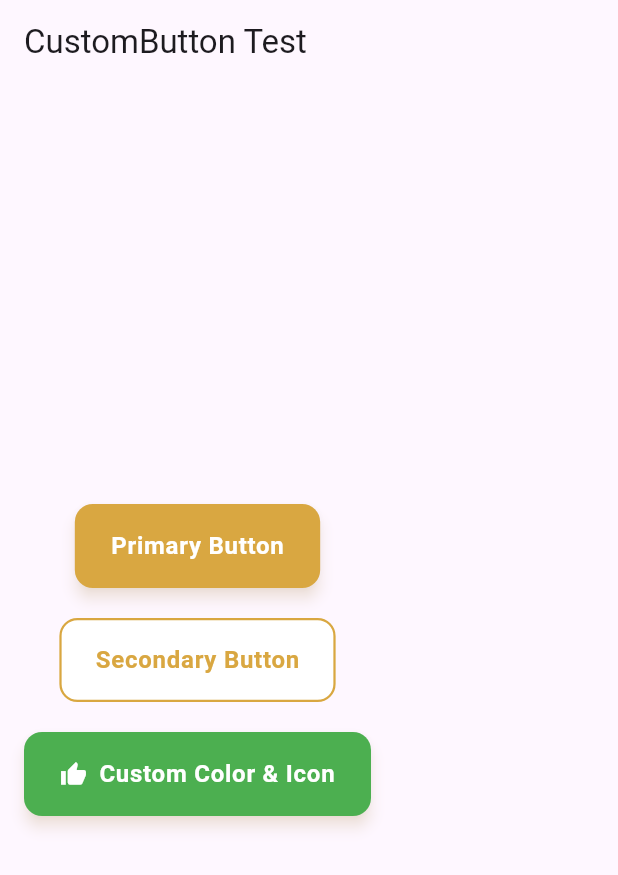
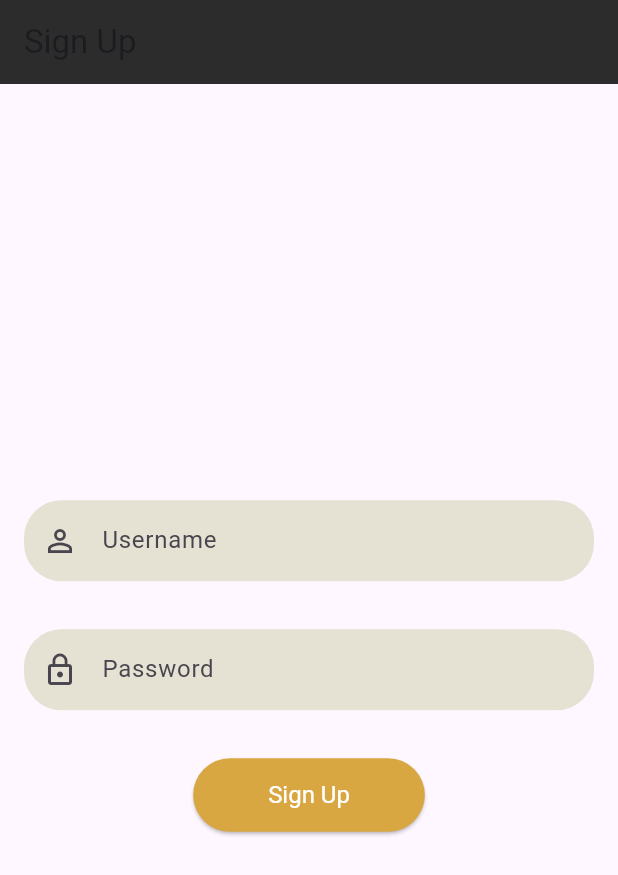
Before and after one commit to ziad7411/Petut, a Flutter app: the screen it shows after launch, on a phone screen of 412 x 824 dp. Shown: the top 875 px of the screen. Run offline on Flutter 3.47's test engine with Material 3 defaults, Android fonts, the phone set to English and light mode, and no system bars.

Commit message:
Add files via upload

```diff
--- a/lib/main.dart
+++ b/lib/main.dart
@@ -21,6 +21,8 @@
 
 import 'package:flutter/material.dart';
 import './widgets/custom_button.dart';
+import './widgets/custom_text_field.dart';
+import './signup_screen.dart'; // Import the new screen
 
 void main() {
   runApp(const MyApp());
@@ -34,7 +36,7 @@ class MyApp extends StatelessWidget {
     return MaterialApp(
       title: 'CustomButton Test',
       theme: ThemeData(primarySwatch: Colors.blue),
-      home: const ButtonTestScreen(),
+      home: const SignUpScreen(), // Set SignUpScreen as home
     );
   }
 }
@@ -51,6 +53,10 @@ class ButtonTestScreen extends StatelessWidget {
         child: Column(
           mainAxisAlignment: MainAxisAlignment.center,
           children: [
+            const CustomTextField(hintText: 'Username'),
+            const SizedBox(height: 10),
+            const CustomTextField(hintText: 'Password', obscureText: true),
+            const SizedBox(height: 20),
             CustomButton(
               text: 'Primary Button',
               onPressed: () {
--- /dev/null
+++ b/lib/signup_screen.dart
@@ -0,0 +1,96 @@
+import 'package:flutter/material.dart';
+import './widgets/custom_text_field.dart'; // Adjusted path
+import './app_colors.dart'; // Adjusted path
+
+class SignUpScreen extends StatefulWidget {
+  const SignUpScreen({super.key});
+
+  @override
+  State<SignUpScreen> createState() => _SignUpScreenState();
+}
+
+class _SignUpScreenState extends State<SignUpScreen> {
+  final _formKey = GlobalKey<FormState>();
+  final _usernameController = TextEditingController();
+  final _passwordController = TextEditingController();
+
+  @override
+  void dispose() {
+    _usernameController.dispose();
+    _passwordController.dispose();
+    super.dispose();
+  }
+
+  void _submitForm() {
+    if (_formKey.currentState!.validate()) {
+      // Process data (e.g., send to server, navigate)
+      ScaffoldMessenger.of(context).showSnackBar(
+        SnackBar(content: Text('Sign Up Successful! Username: ${_usernameController.text}')),
+      );
+    }
+  }
+
+  @override
+  Widget build(BuildContext context) {
+    return Scaffold(
+      appBar: AppBar(
+        title: const Text('Sign Up'),
+        backgroundColor: AppColors.dark, // Example usage of AppColors
+      ),
+      body: Padding(
+        padding: const EdgeInsets.all(16.0),
+        child: Form(
+          key: _formKey,
+          child: Column(
+            mainAxisAlignment: MainAxisAlignment.center,
+            children: <Widget>[
+              CustomTextField(
+                controller: _usernameController,
+                hintText: 'Username',
+                prefixIcon: Icons.person_outline,
+                validator: (value) {
+                  if (value == null || value.isEmpty) {
+                    return 'Please enter a username';
+                  }
+                  if (value.length < 4) {
+                    return 'Username must be at least 4 characters';
+                  }
+                  return null;
+                },
+              ),
+              const SizedBox(height: 16),
+              CustomTextField(
+                controller: _passwordController,
+                hintText: 'Password',
+                obscureText: true,
+                prefixIcon: Icons.lock_outline,
+                validator: (value) {
+                  if (value == null || value.isEmpty) {
+                    return 'Please enter a password';
+                  }
+                  if (value.length < 6) {
+                    return 'Password must be at least 6 characters';
+                  }
+                  return null;
+                },
+              ),
+              const SizedBox(height: 24),
+              ElevatedButton(
+                style: ElevatedButton.styleFrom(
+                  backgroundColor: AppColors.gold, // Example usage of AppColors
+                  padding: const EdgeInsets.symmetric(horizontal: 50, vertical: 15),
+                  textStyle: const TextStyle(fontSize: 16),
+                  shape: RoundedRectangleBorder(
+                    borderRadius: BorderRadius.circular(25.0),
+                  ),
+                ),
+                onPressed: _submitForm,
+                child: const Text('Sign Up', style: TextStyle(color: Colors.white)),
+              ),
+            ],
+          ),
+        ),
+      ),
+    );
+  }
+}
--- /dev/null
+++ b/lib/widgets/custom_text_field.dart
@@ -0,0 +1,50 @@
+import 'package:flutter/material.dart';
+import '../app_colors.dart';
+
+class CustomTextField extends StatelessWidget {
+  final String hintText;
+  final bool obscureText;
+  final TextEditingController? controller;
+  final IconData? prefixIcon;
+  final String? Function(String?)? validator;
+
+  const CustomTextField({
+    Key? key,
+    required this.hintText,
+    this.obscureText = false,
+    this.controller,
+    this.prefixIcon,
+    this.validator,
+  }) : super(key: key);
+
+  @override
+  Widget build(BuildContext context) {
+    return Container(
+      margin: const EdgeInsets.symmetric(vertical: 8.0),
+      child: TextFormField(
+        controller: controller,
+        obscureText: obscureText,
+        validator: validator,
+        decoration: InputDecoration(
+          hintText: hintText,
+          prefixIcon: prefixIcon != null ? Icon(prefixIcon) : null,
+          filled: true,
+          fillColor: AppColors.fieldColor, // Light grey background
+          contentPadding: const EdgeInsets.symmetric(vertical: 15.0, horizontal: 20.0),
+          border: OutlineInputBorder(
+            borderRadius: BorderRadius.circular(25.0), // Rounded corners
+            borderSide: BorderSide.none, // No border
+          ),
+          enabledBorder: OutlineInputBorder(
+            borderRadius: BorderRadius.circular(25.0),
+            borderSide: BorderSide.none,
+          ),
+          focusedBorder: OutlineInputBorder(
+            borderRadius: BorderRadius.circular(25.0),
+            borderSide: BorderSide(color: AppColors.gold, width: 1.5),
+          ),
+        ),
+      ),
+    );
+  }
+}
```
